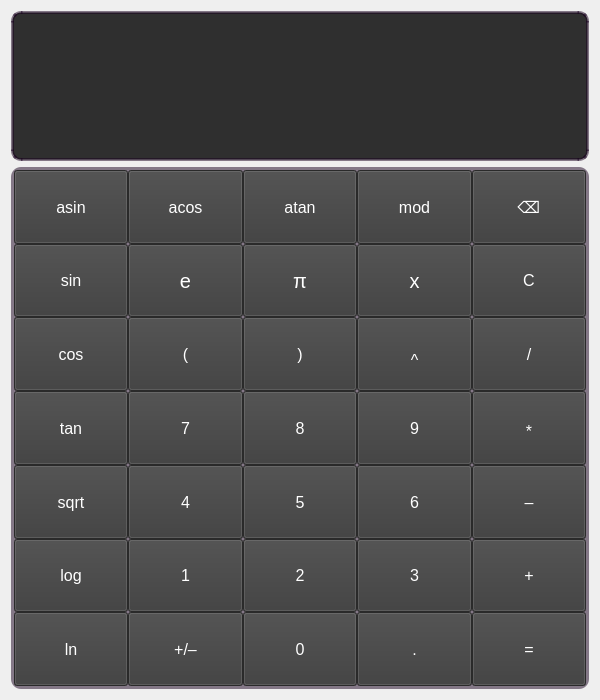
Before: the Qt Designer form src/modules/view/calculator_view.ui in kossadda/SmartCalc_v2.0, drawn with Qt 5.
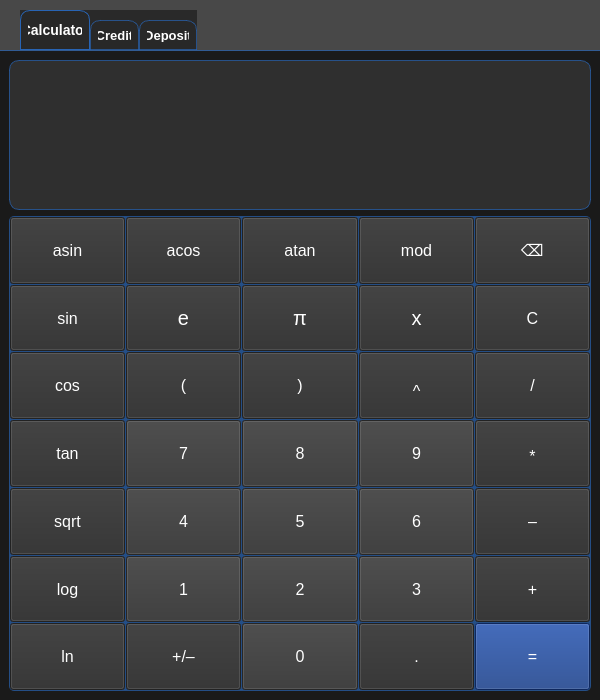
After: the same form once the commit is applied.

Commit message: feat: add tabs

Patch:
```diff
--- a/src/modules/view/calculator_view.ui
+++ b/src/modules/view/calculator_view.ui
@@ -16,10 +16,89 @@
     <verstretch>0</verstretch>
    </sizepolicy>
   </property>
+  <property name="minimumSize">
+   <size>
+    <width>600</width>
+    <height>700</height>
+   </size>
+  </property>
+  <property name="maximumSize">
+   <size>
+    <width>600</width>
+    <height>700</height>
+   </size>
+  </property>
   <property name="windowTitle">
    <string>Calculator</string>
   </property>
+  <property name="styleSheet">
+   <string notr="true">QWidget {
+  background-color: rgba(10, 10, 10, 0.5);
+}</string>
+  </property>
   <layout class="QGridLayout" name="gridLayout_2">
+   <property name="leftMargin">
+    <number>0</number>
+   </property>
+   <property name="topMargin">
+    <number>10</number>
+   </property>
+   <property name="rightMargin">
+    <number>0</number>
+   </property>
+   <property name="bottomMargin">
+    <number>0</number>
+   </property>
+   <property name="spacing">
+    <number>0</number>
+   </property>
+   <item row="0" column="0">
+    <widget class="QTabWidget" name="TabCalcs">
+     <property name="styleSheet">
+      <string notr="true">QTabWidget {
+  background-color: rgba(10, 10, 10, 0.5);
+}
+
+QTabWidget::pane {
+  border-top: 1px solid rgba(40, 100, 180, 0.7);
+}
+
+QTabWidget::tab-bar {
+  left: 20px;
+}
+
+QTabBar::tab {
+  background: rgb(40, 40, 40);
+  color: rgb(255, 255, 255);
+  border: 1px solid rgba(40, 100, 180, 0.7);
+  border-top-left-radius: 10px;
+  border-top-right-radius: 10px;
+  min-width: 23ex;
+  padding: 7px;
+  font-size: 13px;
+  font-weight: bold;
+}
+
+QTabBar::tab:selected {
+  border: 1px solid rgba(40, 100, 180, 1.0);
+  font-size: 14px;
+}
+
+QTabBar::tab:!selected {
+  margin-top: 10px;
+}</string>
+     </property>
+     <property name="currentIndex">
+      <number>0</number>
+     </property>
+     <widget class="QWidget" name="Calculator">
+      <property name="styleSheet">
+       <string notr="true"/>
+      </property>
+      <attribute name="title">
+       <string>Calculator</string>
+      </attribute>
+      <layout class="QGridLayout" name="gridLayout_3">
    <item row="0" column="0">
     <widget class="QLineEdit" name="lineEdit">
      <property name="minimumSize">
@@ -32,7 +111,7 @@
       <string notr="true">QLineEdit {
   border-radius: 10px;
   background-color:  rgb(47, 47, 47);
-  border: 3px solid rgba(24, 0, 30, 0.5);
+  border: 1px solid rgba(40, 100, 180, 0.7);
 }</string>
      </property>
      <property name="maxLength">
@@ -47,8 +126,8 @@
     <widget class="QFrame" name="FrameMainButtons">
      <property name="styleSheet">
       <string notr="true">QFrame {
-  border-radius: 10px;
-  background-color: rgba(24, 0, 30, 0.5);
+  border-radius: 5px;
+  background-color: rgba(40, 100, 180, 0.7);
 }</string>
      </property>
      <property name="frameShape">
@@ -59,19 +138,19 @@
      </property>
      <layout class="QGridLayout" name="gridLayout">
       <property name="leftMargin">
-       <number>3</number>
+           <number>1</number>
       </property>
       <property name="topMargin">
-       <number>3</number>
+           <number>1</number>
       </property>
       <property name="rightMargin">
-       <number>3</number>
+           <number>1</number>
       </property>
       <property name="bottomMargin">
-       <number>3</number>
+           <number>1</number>
       </property>
       <property name="spacing">
-       <number>0</number>
+           <number>1</number>
       </property>
       <item row="2" column="1">
        <widget class="QPushButton" name="ButtonOpenBr">
@@ -87,8 +166,8 @@
 }
 
 QPushButton {
-  background-color: #3b3b3b;
-  color: #ffffff;
+  background-color: rgb(47, 47, 47);
+  color: rgb(255, 255, 255);
   font-size: 16px;
 }</string>
         </property>
@@ -111,8 +190,8 @@
 }
 
 QPushButton {
-  background-color: #3b3b3b;
-  color: #ffffff;
+  background-color: rgb(47, 47, 47);
+  color: rgb(255, 255, 255);
   font-size: 16px;
 }</string>
         </property>
@@ -135,8 +214,8 @@
 }
 
 QPushButton {
-  background-color: #3b3b3b;
-  color: #ffffff;
+  background-color: rgb(47, 47, 47);
+  color: rgb(255, 255, 255);
   padding-top: 12px;
   font-size: 16px;
 }</string>
@@ -160,8 +239,8 @@
 }
 
 QPushButton {
-  background-color: #3b3b3b;
-  color: #ffffff;
+  background-color: rgb(47, 47, 47);
+  color: rgb(255, 255, 255);
   font-size: 16px;
 }</string>
         </property>
@@ -184,8 +263,8 @@
 }
 
 QPushButton {
-  background-color: #3b3b3b;
-  color: #ffffff;
+  background-color: rgb(47, 47, 47);
+  color: rgb(255, 255, 255);
   font-size: 16px;
 }</string>
         </property>
@@ -208,8 +287,8 @@
 }
 
 QPushButton {
-  background-color: #3b3b3b;
-  color: #ffffff;
+  background-color: rgb(47, 47, 47);
+  color: rgb(255, 255, 255);
   font-size: 16px;
 }</string>
         </property>
@@ -232,8 +311,8 @@
 }
 
 QPushButton {
-  background-color: #3b3b3b;
-  color: #ffffff;
+  background-color: rgb(47, 47, 47);
+  color: rgb(255, 255, 255);
   font-size: 20px;
 }</string>
         </property>
@@ -256,8 +335,8 @@
 }
 
 QPushButton {
-  background-color: #3b3b3b;
-  color: #ffffff;
+  background-color: rgb(47, 47, 47);
+  color: rgb(255, 255, 255);
   font-size: 16px;
 }</string>
         </property>
@@ -280,8 +359,8 @@
 }
 
 QPushButton {
-  background-color: #3b3b3b;
-  color: #ffffff;
+  background-color: rgb(47, 47, 47);
+  color: rgb(255, 255, 255);
   font-size: 16px;
 }</string>
         </property>
@@ -304,7 +383,7 @@
 }
 
 QPushButton {
-  background-color: rgb(59, 59, 59);
+  background-color: rgb(47, 47, 47);
   color: rgb(255, 255, 255);
   font-size: 16px;
 }</string>
@@ -328,8 +407,8 @@
 }
 
 QPushButton {
-  background-color: #3b3b3b;
-  color: #ffffff;
+  background-color: rgb(47, 47, 47);
+  color: rgb(255, 255, 255);
   font-size: 16px;
 }</string>
         </property>
@@ -352,8 +431,8 @@
 }
 
 QPushButton {
-  background-color: #3b3b3b;
-  color: #ffffff;
+  background-color: rgb(47, 47, 47);
+  color: rgb(255, 255, 255);
   font-size: 20px;
 }</string>
         </property>
@@ -376,8 +455,8 @@
 }
 
 QPushButton {
-  background-color: #3b3b3b;
-  color: #ffffff;
+  background-color: rgb(47, 47, 47);
+  color: rgb(255, 255, 255);
   font-size: 20px;
 }</string>
         </property>
@@ -400,8 +479,8 @@
 }
 
 QPushButton {
-  background-color: #3b3b3b;
-  color: #ffffff;
+  background-color: rgb(47, 47, 47);
+  color: rgb(255, 255, 255);
   font-size: 16px;
 }</string>
         </property>
@@ -424,8 +503,8 @@
 }
 
 QPushButton {
-  background-color: #3b3b3b;
-  color: #ffffff;
+  background-color: rgb(47, 47, 47);
+  color: rgb(255, 255, 255);
   font-size: 16px;
 }</string>
         </property>
@@ -448,8 +527,8 @@
 }
 
 QPushButton {
-  background-color: #3b3b3b;
-  color: #ffffff;
+  background-color: rgb(47, 47, 47);
+  color: rgb(255, 255, 255);
   font-size: 16px;
 }</string>
         </property>
@@ -472,8 +551,8 @@
 }
 
 QPushButton {
-  background-color: #3b3b3b;
-  color: #ffffff;
+  background-color: rgb(47, 47, 47);
+  color: rgb(255, 255, 255);
   font-size: 16px;
 }</string>
         </property>
@@ -496,8 +575,8 @@
 }
 
 QPushButton {
-  background-color: #3b3b3b;
-  color: #ffffff;
+  background-color: rgb(47, 47, 47);
+  color: rgb(255, 255, 255);
   font-size: 16px;
 }</string>
         </property>
@@ -520,8 +599,8 @@
 }
 
 QPushButton {
-  background-color: #3b3b3b;
-  color: #ffffff;
+  background-color: rgb(47, 47, 47);
+  color: rgb(255, 255, 255);
   font-size: 16px;
 }</string>
         </property>
@@ -544,8 +623,8 @@
 }
 
 QPushButton {
-  background-color: #3b3b3b;
-  color: #ffffff;
+  background-color: rgb(55, 55, 55);
+  color: rgb(255, 255, 255);
   font-size: 16px;
 }</string>
         </property>
@@ -568,8 +647,8 @@
 }
 
 QPushButton {
-  background-color: #3b3b3b;
-  color: #ffffff;
+  background-color: rgb(55, 55, 55);
+  color: rgb(255, 255, 255);
   font-size: 16px;
 }</string>
         </property>
@@ -592,8 +671,8 @@
 }
 
 QPushButton {
-  background-color: #3b3b3b;
-  color: #ffffff;
+  background-color: rgb(55, 55, 55);
+  color: rgb(255, 255, 255);
   font-size: 16px;
 }</string>
         </property>
@@ -616,8 +695,8 @@
 }
 
 QPushButton {
-  background-color: #3b3b3b;
-  color: #ffffff;
+  background-color: rgb(47, 47, 47);
+  color: rgb(255, 255, 255);
   font-size: 16px;
 }</string>
         </property>
@@ -640,8 +719,8 @@
 }
 
 QPushButton {
-  background-color: #3b3b3b;
-  color: #ffffff;
+  background-color: rgb(55, 55, 55);
+  color: rgb(255, 255, 255);
   font-size: 16px;
 }</string>
         </property>
@@ -664,8 +743,8 @@
 }
 
 QPushButton {
-  background-color: #3b3b3b;
-  color: #ffffff;
+  background-color: rgb(47, 47, 47);
+  color: rgb(255, 255, 255);
   font-size: 16px;
 }</string>
         </property>
@@ -688,8 +767,8 @@
 }
 
 QPushButton {
-  background-color: #3b3b3b;
-  color: #ffffff;
+  background-color: rgb(20, 55, 130);
+  color: rgb(255, 255, 255);
   font-size: 16px;
 }</string>
         </property>
@@ -712,8 +791,8 @@
 }
 
 QPushButton {
-  background-color: #3b3b3b;
-  color: #ffffff;
+  background-color: rgb(55, 55, 55);
+  color: rgb(255, 255, 255);
   font-size: 16px;
 }</string>
         </property>
@@ -736,8 +815,8 @@
 }
 
 QPushButton {
-  background-color: #3b3b3b;
-  color: #ffffff;
+  background-color: rgb(55, 55, 55);
+  color: rgb(255, 255, 255);
   font-size: 16px;
 }</string>
         </property>
@@ -760,8 +839,8 @@
 }
 
 QPushButton {
-  background-color: #3b3b3b;
-  color: #ffffff;
+  background-color: rgb(55, 55, 55);
+  color: rgb(255, 255, 255);
   font-size: 16px;
 }</string>
         </property>
@@ -784,8 +863,8 @@
 }
 
 QPushButton {
-  background-color: #3b3b3b;
-  color: #ffffff;
+  background-color: rgb(55, 55, 55);
+  color: rgb(255, 255, 255);
   font-size: 16px;
 }</string>
         </property>
@@ -808,8 +887,8 @@
 }
 
 QPushButton {
-  background-color: #3b3b3b;
-  color: #ffffff;
+  background-color: rgb(55, 55, 55);
+  color: rgb(255, 255, 255);
   font-size: 16px;
 }</string>
         </property>
@@ -832,8 +911,8 @@
 }
 
 QPushButton {
-  background-color: #3b3b3b;
-  color: #ffffff;
+  background-color: rgb(55, 55, 55);
+  color: rgb(255, 255, 255);
   font-size: 16px;
 }</string>
         </property>
@@ -856,8 +935,8 @@
 }
 
 QPushButton {
-  background-color: #3b3b3b;
-  color: #ffffff;
+  background-color: rgb(47, 47, 47);
+  color: rgb(255, 255, 255);
   font-size: 16px;
 }</string>
         </property>
@@ -880,8 +959,8 @@
 }
 
 QPushButton {
-  background-color: #3b3b3b;
-  color: #ffffff;
+  background-color: rgb(47, 47, 47);
+  color: rgb(255, 255, 255);
   font-size: 16px;
 }</string>
         </property>
@@ -904,8 +983,8 @@
 }
 
 QPushButton {
-  background-color: #3b3b3b;
-  color: #ffffff;
+  background-color: rgb(47, 47, 47);
+  color: rgb(255, 255, 255);
   padding-top: 6px;
   font-size: 16px;
 }</string>
@@ -916,6 +995,20 @@
        </widget>
       </item>
      </layout>
+        </widget>
+       </item>
+      </layout>
+     </widget>
+     <widget class="QWidget" name="Credit">
+      <attribute name="title">
+       <string>Credit</string>
+      </attribute>
+     </widget>
+     <widget class="QWidget" name="Deposit">
+      <attribute name="title">
+       <string>Deposit</string>
+      </attribute>
+     </widget>
     </widget>
    </item>
   </layout>
```
Left out of the diff: 68 changed lines with no effect on the pictures. Lines whose indentation alone changed are shown as unchanged. The commit also changes 1 other file.
